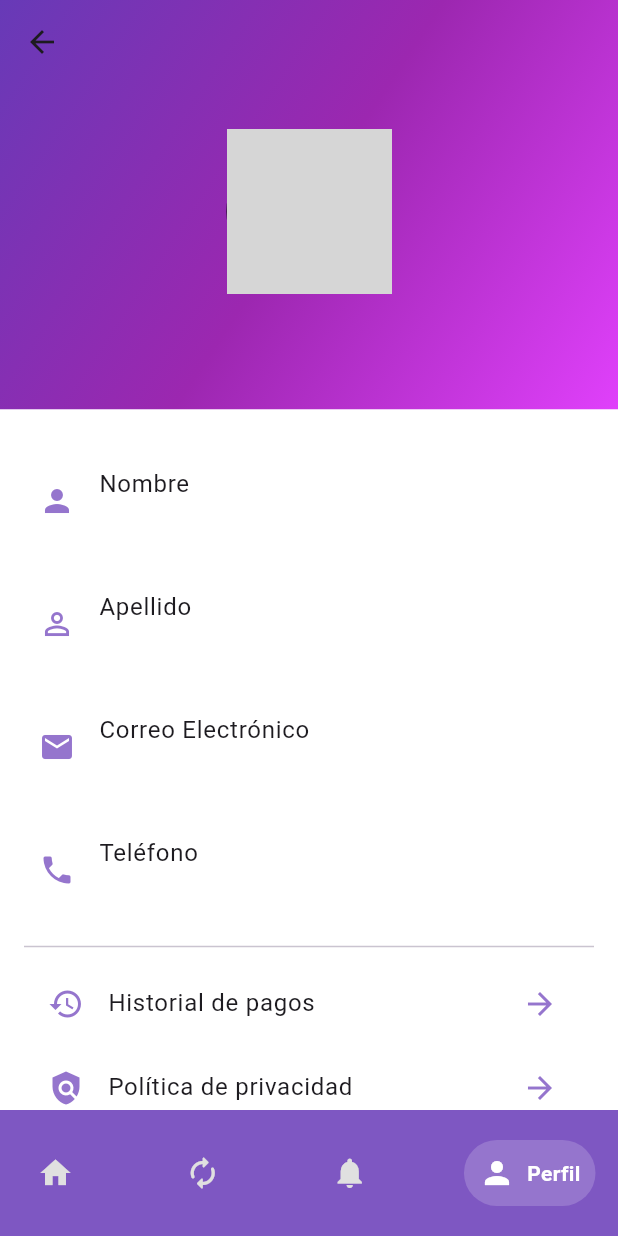
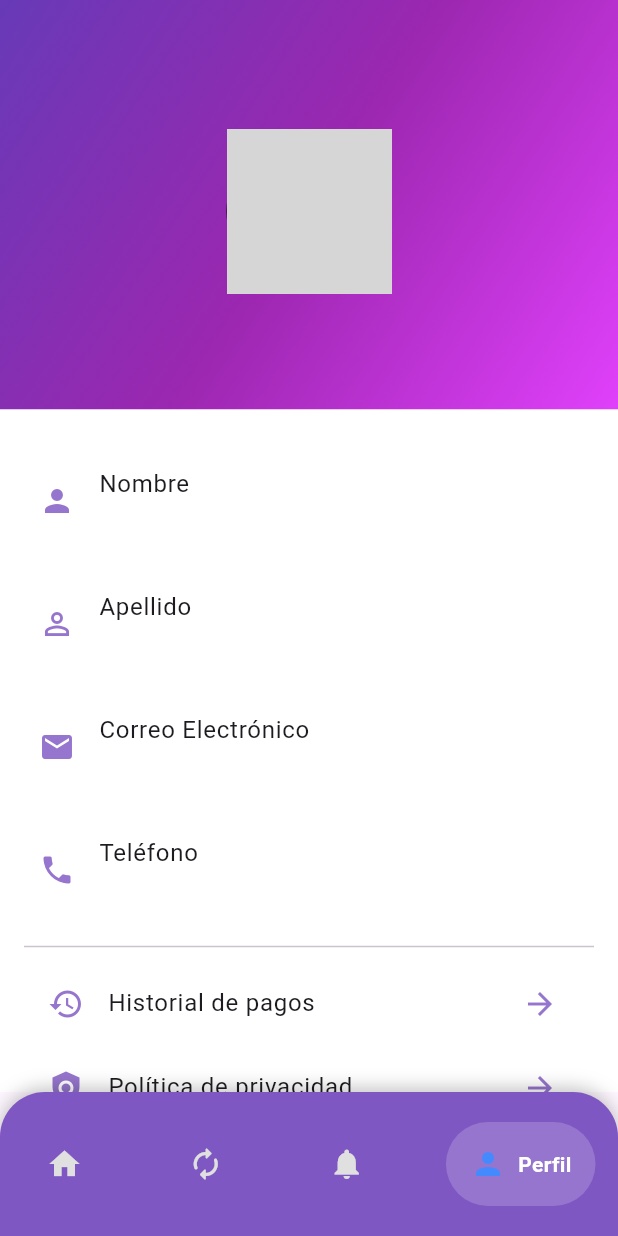
Before and after one commit to cristian-morris/DigitalEventApp, a Flutter app: the HomePage screen opened directly, item 4 of the bottom bar chosen, on a phone screen of 412 x 824 dp. Run offline on Flutter 3.47's test engine with Material 3 defaults, Android fonts, the phone set to English and light mode, and no system bars; drawn by our look-alikes of google_nav_bar; our stand-ins replace carousel_slider, font_awesome_flutter, google_fonts, image_picker, shared_preferences; missing offline and left inert: flutter_stripe; accounts and stored records are empty; network calls fail; grey boxes are pictures that could not be loaded.

Commit message:
Cambios "Diseños"

```diff
--- a/lib/home_page.dart
+++ b/lib/home_page.dart
@@ -4,6 +4,7 @@ import 'package:digitalevent/pages/recent_event_page.dart';
 import 'package:digitalevent/pages/user.dart';
 import 'package:flutter/material.dart';
 import 'package:google_nav_bar/google_nav_bar.dart';
+import 'package:animations/animations.dart'; // Paquete para animaciones
 
 class HomePage extends StatefulWidget {
   const HomePage({super.key});
@@ -21,7 +22,7 @@ class _HomePageState extends State<HomePage> {
     });
   }
 
-  final List <Widget> _pages = [
+  final List<Widget> _pages = [
     EventosPage(),
     RecentEventPage(),
     NotificationPage(),
@@ -31,9 +32,32 @@ class _HomePageState extends State<HomePage> {
   @override
   Widget build(BuildContext context) {
     return Scaffold(
-        body: _pages[_selectedIndex],
+      body: PageTransitionSwitcher(
+        duration: Duration(milliseconds: 300),
+        transitionBuilder: (child, animation, secondaryAnimation) {
+          return FadeThroughTransition(
+            animation: animation,
+            secondaryAnimation: secondaryAnimation,
+            child: child,
+          );
+        },
+        child: _pages[_selectedIndex],
+      ),
       bottomNavigationBar: Container(
+        decoration: BoxDecoration(
           color: Colors.deepPurple[400],
+          borderRadius: BorderRadius.only(
+            topLeft: Radius.circular(30),
+            topRight: Radius.circular(30),
+          ),
+          boxShadow: [
+            BoxShadow(
+              color: Colors.black26,
+              blurRadius: 10,
+              offset: Offset(0, -2),
+            ),
+          ],
+        ),
         child: Padding(
           padding: const EdgeInsets.symmetric(horizontal: 15.0, vertical: 20),
           child: GNav(
@@ -44,26 +68,30 @@ class _HomePageState extends State<HomePage> {
             gap: 8,
             activeColor: Colors.white,
             iconSize: 24,
-              padding: EdgeInsets.all(10),
-              duration: Duration(milliseconds: 200),
+            padding: EdgeInsets.all(16),
+            duration: Duration(milliseconds: 300),
             tabBackgroundColor: Colors.deepPurple.shade300,
             color: Colors.grey.shade300,
             tabs: [
               GButton(
                 icon: Icons.home,
                 text: 'Eventos',
+                iconActiveColor: Colors.orange,
               ),
               GButton(
                 icon: Icons.autorenew_rounded,
                 text: 'Recientes',
+                iconActiveColor: Colors.lightGreen,
               ),
               GButton(
                 icon: Icons.notifications,
-                  text: 'Noticaiones',
+                text: 'Notificaciones',
+                iconActiveColor: Colors.red,
               ),
               GButton(
                 icon: Icons.person,
                 text: 'Perfil',
+                iconActiveColor: Colors.blueAccent,
               ),
             ],
           ),
--- a/pubspec.yaml
+++ b/pubspec.yaml
@@ -45,6 +45,7 @@ dependencies:
   font_awesome_flutter: ^10.7.0
   shared_preferences: ^2.3.1
   provider: ^6.1.2
+  animations: ^2.0.11
 
 dev_dependencies:
   flutter_test:
```
Also changed, not shown: lib/Inicio.dart (+5 -6 lines), lib/Login.dart (+6 -7 lines), lib/main.dart (+7 -9 lines), lib/pages/event_detail_page.dart (+89 -8 lines), lib/pages/notification_page.dart (+43 -16 lines), lib/view/splash_screen.dart (added, +107 -0 lines), pubspec.lock. Lines whose indentation alone changed are shown as unchanged.
